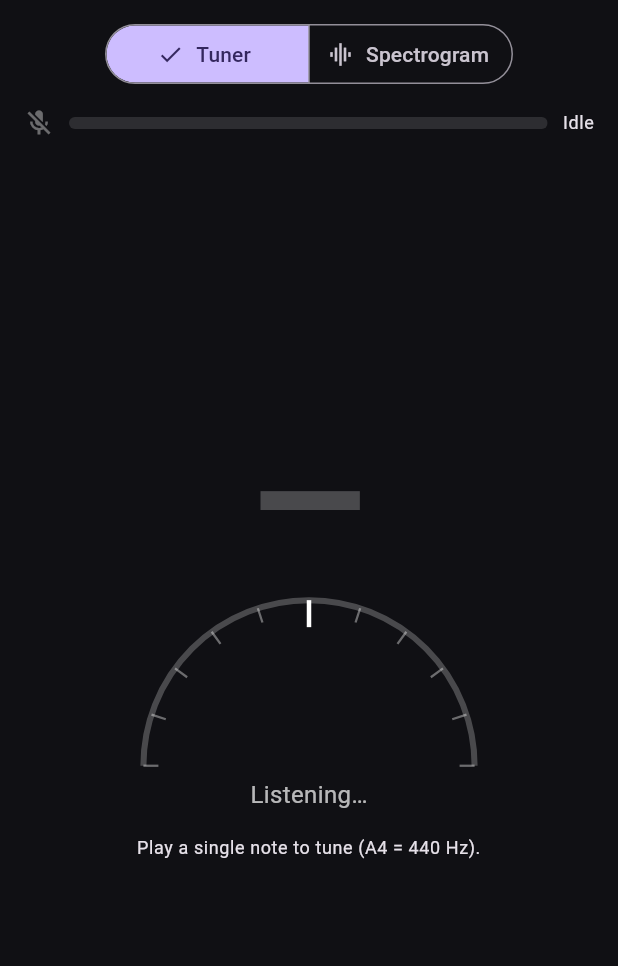
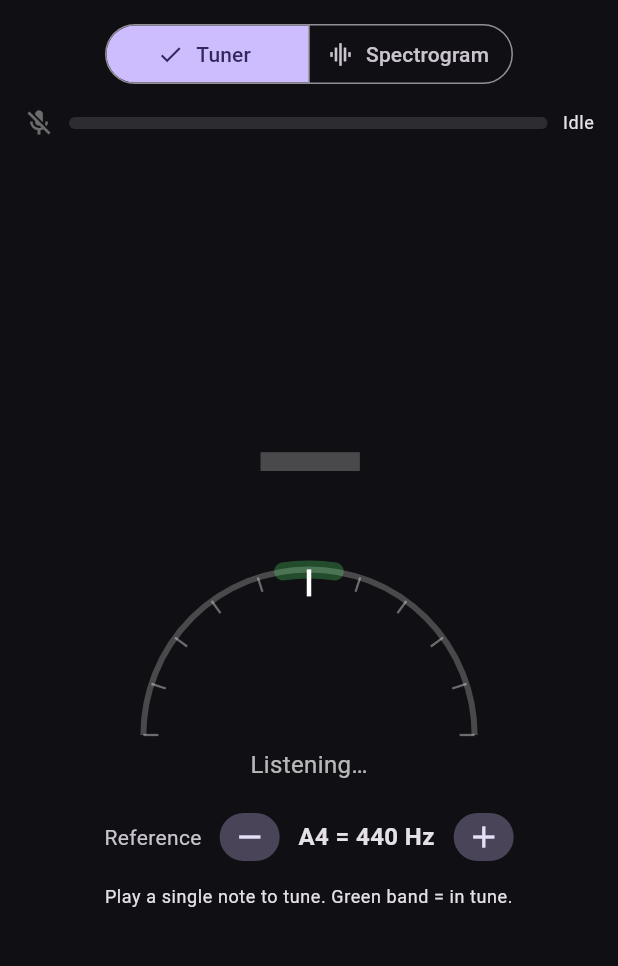
Before and after one commit to andreas83/rytma, a Flutter app: the AnalyzerScreen screen opened directly, on a phone screen of 412 x 824 dp, the part 84-1050 px from its top. Run offline on Flutter 3.47's test engine with Material 3 defaults, Android fonts, the phone set to English and light mode, and no system bars; our stand-ins replace shared_preferences, wakelock_plus; missing offline and left inert: fftea, flutter_soloud, record; accounts and stored records are empty.

Commit message:
Tuner reference pitch, in-tune band, spectrogram sensitivity, settings
New AppSettings provider (persisted via shared_preferences) holding app-wide
prefs, plus a Settings screen reached from the Metronome app bar.

Tuner:
- Selectable reference pitch (A4, 415–466 Hz) — e.g. 432/442 — wired through
  Pitch.noteFromFrequency so note + cents track the chosen concert pitch.
- Green in-tune tolerance band drawn on the cents dial so the player can see
  the acceptable range.
- Fixed-size layout slots + tabular figures so the gauge no longer jumps as the
  note label / readout widths change.

Spectrogram:
- Sensitivity slider (display gain): shifts the dB floor ±30 dB around neutral,
  visualization-only. 0.5 == previous look.

Settings:
- Keep screen awake (wakelock_plus), persisted and applied on launch.

Tests: add a reference-pitch case to pitch_test (432 vs 440).

```diff
--- a/lib/main.dart
+++ b/lib/main.dart
@@ -3,6 +3,7 @@ import 'package:provider/provider.dart';
 
 import 'services/audio_analyzer.dart';
 import 'services/loop_recorder.dart';
+import 'state/app_settings.dart';
 import 'state/metronome_controller.dart';
 import 'ui/home_shell.dart';
 import 'ui/theme.dart';
@@ -13,6 +14,7 @@ void main() {
   final controller = MetronomeController()..init();
   final looper = LoopRecorder();
   final analyzer = AudioAnalyzer();
+  final settings = AppSettings()..load();
 
   // Drive the looper's bar-synced features from the metronome's transport.
   controller.bar.addListener(() => looper.handleBar(controller.currentBar));
@@ -21,6 +23,7 @@ void main() {
     controller: controller,
     looper: looper,
     analyzer: analyzer,
+    settings: settings,
   ));
 }
 
@@ -30,11 +33,13 @@ class MetroPowerApp extends StatelessWidget {
     required this.controller,
     required this.looper,
     required this.analyzer,
+    required this.settings,
   });
 
   final MetronomeController controller;
   final LoopRecorder looper;
   final AudioAnalyzer analyzer;
+  final AppSettings settings;
 
   @override
   Widget build(BuildContext context) {
@@ -43,6 +48,7 @@ class MetroPowerApp extends StatelessWidget {
         ChangeNotifierProvider.value(value: controller),
         ChangeNotifierProvider.value(value: looper),
         ChangeNotifierProvider.value(value: analyzer),
+        ChangeNotifierProvider.value(value: settings),
       ],
       child: MaterialApp(
         title: 'Metro Power',
--- /dev/null
+++ b/lib/state/app_settings.dart
@@ -0,0 +1,73 @@
+import 'package:flutter/foundation.dart';
+import 'package:shared_preferences/shared_preferences.dart';
+import 'package:wakelock_plus/wakelock_plus.dart';
+
+/// App-wide preferences that live outside a metronome [MetronomeState]:
+/// the tuner's reference pitch, the spectrogram's display sensitivity, and
+/// whether to keep the screen awake. Persisted directly via
+/// [shared_preferences] and exposed as a [ChangeNotifier] provider.
+class AppSettings extends ChangeNotifier {
+  static const _kRefA4 = 'metro_power.reference_a4';
+  static const _kSensitivity = 'metro_power.spectrogram_sensitivity';
+  static const _kKeepAwake = 'metro_power.keep_awake';
+
+  /// Reasonable bounds for the concert-pitch reference (Baroque 415 → high 466).
+  static const double minA4 = 415;
+  static const double maxA4 = 466;
+
+  double _referenceA4 = 440;
+  double _spectrogramSensitivity = 0.5; // 0..1, 0.5 == neutral / current look
+  bool _keepAwake = false;
+
+  double get referenceA4 => _referenceA4;
+  double get spectrogramSensitivity => _spectrogramSensitivity;
+  bool get keepAwake => _keepAwake;
+
+  /// Load persisted settings and apply side effects (wakelock).
+  Future<void> load() async {
+    final prefs = await SharedPreferences.getInstance();
+    _referenceA4 = (prefs.getDouble(_kRefA4) ?? 440).clamp(minA4, maxA4);
+    _spectrogramSensitivity =
+        (prefs.getDouble(_kSensitivity) ?? 0.5).clamp(0.0, 1.0);
+    _keepAwake = prefs.getBool(_kKeepAwake) ?? false;
+    await _applyWakelock();
+    notifyListeners();
+  }
+
+  Future<void> setReferenceA4(double hz) async {
+    final next = hz.clamp(minA4, maxA4).toDouble();
+    if (next == _referenceA4) return;
+    _referenceA4 = next;
+    notifyListeners();
+    final prefs = await SharedPreferences.getInstance();
+    await prefs.setDouble(_kRefA4, _referenceA4);
+  }
+
+  void nudgeReferenceA4(double delta) => setReferenceA4(_referenceA4 + delta);
+
+  Future<void> setSpectrogramSensitivity(double value) async {
+    final next = value.clamp(0.0, 1.0);
+    if (next == _spectrogramSensitivity) return;
+    _spectrogramSensitivity = next;
+    notifyListeners();
+    final prefs = await SharedPreferences.getInstance();
+    await prefs.setDouble(_kSensitivity, _spectrogramSensitivity);
+  }
+
+  Future<void> setKeepAwake(bool value) async {
+    if (value == _keepAwake) return;
+    _keepAwake = value;
+    notifyListeners();
+    await _applyWakelock();
+    final prefs = await SharedPreferences.getInstance();
+    await prefs.setBool(_kKeepAwake, value);
+  }
+
+  Future<void> _applyWakelock() async {
+    try {
+      await WakelockPlus.toggle(enable: _keepAwake);
+    } catch (_) {
+      // Best-effort: some platforms require a user gesture or lack support.
+    }
+  }
+}
--- a/lib/ui/screens/analyzer_screen.dart
+++ b/lib/ui/screens/analyzer_screen.dart
@@ -2,6 +2,7 @@ import 'package:flutter/material.dart';
 import 'package:provider/provider.dart';
 
 import '../../services/audio_analyzer.dart';
+import '../../state/app_settings.dart';
 import '../../state/metronome_controller.dart';
 import '../theme.dart';
 import '../widgets/spectrogram_view.dart';
@@ -52,6 +53,10 @@ class _AnalyzerScreenState extends State<AnalyzerScreen> {
   @override
   Widget build(BuildContext context) {
     final analyzer = context.watch<AudioAnalyzer>();
+    final settings = context.watch<AppSettings>();
+    // Feed the analyzer the current preferences (cheap, idempotent setters).
+    analyzer.setReferenceA4(settings.referenceA4);
+    analyzer.setSensitivity(settings.spectrogramSensitivity);
 
     return Scaffold(
       appBar: AppBar(title: const Text('Analyzer')),
@@ -110,9 +115,10 @@ class _AnalyzerScreenState extends State<AnalyzerScreen> {
             const SizedBox(height: MetroSpacing.lg),
             Expanded(
               child: _mode == _Mode.tuner
-                  ? _TunerBody(analyzer: analyzer)
+                  ? _TunerBody(analyzer: analyzer, settings: settings)
                   : _SpectrogramBody(
                       analyzer: analyzer,
+                      settings: settings,
                       showBars: _showBars,
                       onShowBars: (v) => setState(() => _showBars = v),
                     ),
@@ -162,9 +168,10 @@ class _ListeningBar extends StatelessWidget {
 }
 
 class _TunerBody extends StatelessWidget {
-  const _TunerBody({required this.analyzer});
+  const _TunerBody({required this.analyzer, required this.settings});
 
   final AudioAnalyzer analyzer;
+  final AppSettings settings;
 
   @override
   Widget build(BuildContext context) {
@@ -173,9 +180,11 @@ class _TunerBody extends StatelessWidget {
         child: Column(
           children: [
             TunerGauge(reading: analyzer.reading),
-            const SizedBox(height: 16),
+            const SizedBox(height: MetroSpacing.lg),
+            _ReferencePitch(settings: settings),
+            const SizedBox(height: MetroSpacing.md),
             Text(
-              'Play a single note to tune (A4 = 440 Hz).',
+              'Play a single note to tune. Green band = in tune.',
               textAlign: TextAlign.center,
               style: Theme.of(context).textTheme.bodySmall,
             ),
@@ -186,14 +195,62 @@ class _TunerBody extends StatelessWidget {
   }
 }
 
+/// Compact stepper for the concert-pitch reference (A4), e.g. 432 / 440 / 442.
+class _ReferencePitch extends StatelessWidget {
+  const _ReferencePitch({required this.settings});
+
+  final AppSettings settings;
+
+  @override
+  Widget build(BuildContext context) {
+    final scheme = Theme.of(context).colorScheme;
+    final a4 = settings.referenceA4;
+    return Row(
+      mainAxisSize: MainAxisSize.min,
+      children: [
+        Text('Reference', style: TextStyle(color: scheme.onSurfaceVariant)),
+        const SizedBox(width: MetroSpacing.md),
+        IconButton.filledTonal(
+          tooltip: '−1 Hz',
+          visualDensity: VisualDensity.compact,
+          onPressed:
+              a4 > AppSettings.minA4 ? () => settings.nudgeReferenceA4(-1) : null,
+          icon: const Icon(Icons.remove),
+        ),
+        SizedBox(
+          width: 116,
+          child: Text(
+            'A4 = ${a4.round()} Hz',
+            textAlign: TextAlign.center,
+            style: const TextStyle(
+              fontWeight: FontWeight.w700,
+              fontSize: 16,
+              fontFeatures: [FontFeature.tabularFigures()],
+            ),
+          ),
+        ),
+        IconButton.filledTonal(
+          tooltip: '+1 Hz',
+          visualDensity: VisualDensity.compact,
+          onPressed:
+              a4 < AppSettings.maxA4 ? () => settings.nudgeReferenceA4(1) : null,
+          icon: const Icon(Icons.add),
+        ),
+      ],
+    );
+  }
+}
+
 class _SpectrogramBody extends StatelessWidget {
   const _SpectrogramBody({
     required this.analyzer,
+    required this.settings,
     required this.showBars,
     required this.onShowBars,
   });
 
   final AudioAnalyzer analyzer;
+  final AppSettings settings;
   final bool showBars;
   final ValueChanged<bool> onShowBars;
 
@@ -208,6 +265,24 @@ class _SpectrogramBody extends StatelessWidget {
             showBars: showBars,
           ),
         ),
+        Padding(
+          padding: const EdgeInsets.only(top: MetroSpacing.sm),
+          child: Row(
+            children: [
+              const Icon(Icons.tune, size: 20),
+              const SizedBox(width: MetroSpacing.sm),
+              const Text('Sensitivity'),
+              Expanded(
+                child: Slider(
+                  value: settings.spectrogramSensitivity,
+                  label: '${(settings.spectrogramSensitivity * 100).round()}%',
+                  divisions: 20,
+                  onChanged: settings.setSpectrogramSensitivity,
+                ),
+              ),
+            ],
+          ),
+        ),
         SwitchListTile(
           contentPadding: EdgeInsets.zero,
           title: const Text('Show metronome bar lines'),
--- a/lib/ui/widgets/tuner_gauge.dart
+++ b/lib/ui/widgets/tuner_gauge.dart
@@ -5,29 +5,47 @@ import 'package:flutter/material.dart';
 import '../../engine/pitch.dart';
 import '../theme.dart';
 
-/// A chromatic tuner readout: the detected note, a cents needle (-50..+50),
-/// and the measured frequency. Goes green when within ±5 cents.
+/// A chromatic tuner readout: the detected note, a cents needle (-50..+50) with
+/// a highlighted in-tune band, and the measured frequency. Goes green within
+/// ±[tolerance] cents.
+///
+/// Every region sits in a fixed-size slot (and numbers use tabular figures) so
+/// the gauge never shifts as the note/label widths change.
 class TunerGauge extends StatelessWidget {
-  const TunerGauge({super.key, required this.reading});
+  const TunerGauge({super.key, required this.reading, this.tolerance = 5});
 
   final NoteReading? reading;
+
+  /// Half-width of the "in tune" window, in cents.
+  final double tolerance;
 
   @override
   Widget build(BuildContext context) {
     final r = reading;
-    final inTune = r?.inTune ?? false;
+    final inTune = r != null && r.cents.abs() <= tolerance;
     final accent = inTune ? MetroColors.playing : MetroColors.poly;
 
     return Column(
       mainAxisSize: MainAxisSize.min,
       children: [
-        Text(
+        // Fixed-height, full-width slot keeps the big note centred and stops
+        // the layout jumping when the label width changes (e.g. "A4"→"A♯4").
+        SizedBox(
+          height: 108,
+          width: double.infinity,
+          child: Center(
+            child: Text(
               r?.label ?? '—',
+              maxLines: 1,
+              textAlign: TextAlign.center,
               style: TextStyle(
                 fontSize: 96,
                 fontWeight: FontWeight.w800,
                 height: 1,
                 color: r == null ? Colors.white24 : accent,
+                fontFeatures: const [FontFeature.tabularFigures()],
+              ),
+            ),
           ),
         ),
         const SizedBox(height: 8),
@@ -41,17 +59,28 @@ class TunerGauge extends StatelessWidget {
             duration: const Duration(milliseconds: 220),
             curve: Curves.easeOut,
             builder: (context, value, _) => CustomPaint(
-              painter: _CentsDialPainter(r == null ? null : value, accent),
+              painter: _CentsDialPainter(
+                cents: r == null ? null : value,
+                accent: accent,
+                tolerance: tolerance,
+              ),
             ),
           ),
         ),
         const SizedBox(height: 8),
-        Text(
+        SizedBox(
+          height: 24,
+          child: Text(
             r == null
                 ? 'Listening…'
                 : '${r.frequency.toStringAsFixed(1)} Hz · '
                     '${r.cents >= 0 ? "+" : ""}${r.cents.toStringAsFixed(0)} cents',
-          style: const TextStyle(fontSize: 16, color: Colors.white70),
+            style: const TextStyle(
+              fontSize: 16,
+              color: Colors.white70,
+              fontFeatures: [FontFeature.tabularFigures()],
+            ),
+          ),
         ),
       ],
     );
@@ -59,27 +88,47 @@ class TunerGauge extends StatelessWidget {
 }
 
 class _CentsDialPainter extends CustomPainter {
-  _CentsDialPainter(this.cents, this.accent);
+  _CentsDialPainter({
+    required this.cents,
+    required this.accent,
+    required this.tolerance,
+  });
 
   final double? cents;
   final Color accent;
+  final double tolerance;
+
+  /// Map a cents value (-50..50) to its angle on the bottom-spanning arc.
+  double _angle(double c) => pi + pi * ((c.clamp(-50.0, 50.0) + 50) / 100);
 
   @override
   void paint(Canvas canvas, Size size) {
     final center = Offset(size.width / 2, size.height);
     final radius = min(size.width / 2, size.height) * 0.92;
+    final rect = Rect.fromCircle(center: center, radius: radius);
 
+    // Base arc.
     final arc = Paint()
       ..style = PaintingStyle.stroke
       ..strokeWidth = 4
       ..color = Colors.white24;
-    final rect = Rect.fromCircle(center: center, radius: radius);
     canvas.drawArc(rect, pi, pi, false, arc);
+
+    // In-tune tolerance band: a thick green wedge around centre so the player
+    // can see how much room they have to still count as in tune.
+    final a0 = _angle(-tolerance);
+    final a1 = _angle(tolerance);
+    final band = Paint()
+      ..style = PaintingStyle.stroke
+      ..strokeWidth = 12
+      ..strokeCap = StrokeCap.round
+      ..color = MetroColors.playing.withValues(alpha: 0.30);
+    canvas.drawArc(rect, a0, a1 - a0, false, band);
 
     // Tick marks every 10 cents across ±50.
     final tick = Paint()..color = Colors.white38;
     for (var c = -50; c <= 50; c += 10) {
-      final a = pi + pi * ((c + 50) / 100);
+      final a = _angle(c.toDouble());
       final outer = center + Offset(cos(a), sin(a)) * radius;
       final inner = center + Offset(cos(a), sin(a)) * (radius - (c == 0 ? 18 : 10));
       tick
@@ -90,8 +139,7 @@ class _CentsDialPainter extends CustomPainter {
 
     final value = cents;
     if (value == null) return;
-    final clamped = value.clamp(-50.0, 50.0);
-    final a = pi + pi * ((clamped + 50) / 100);
+    final a = _angle(value);
     final needle = Paint()
       ..color = accent
       ..strokeWidth = 5
@@ -102,5 +150,7 @@ class _CentsDialPainter extends CustomPainter {
 
   @override
   bool shouldRepaint(_CentsDialPainter old) =>
-      old.cents != cents || old.accent != accent;
+      old.cents != cents ||
+      old.accent != accent ||
+      old.tolerance != tolerance;
 }
--- a/pubspec.yaml
+++ b/pubspec.yaml
@@ -40,6 +40,7 @@ dependencies:
   path_provider: ^2.1.5
   flutter_soloud: ^4.0.7
   fftea: ^1.5.0+1
+  wakelock_plus: ^1.2.8
 
 dev_dependencies:
   flutter_test:
```
Also changed, not shown: lib/services/audio_analyzer.dart (+15 -3 lines), lib/ui/screens/metronome_screen.dart (+8 -0 lines), lib/ui/screens/settings_screen.dart (added, +36 -0 lines), pubspec.lock, 3 other files. Lines whose indentation alone changed are shown as unchanged.
